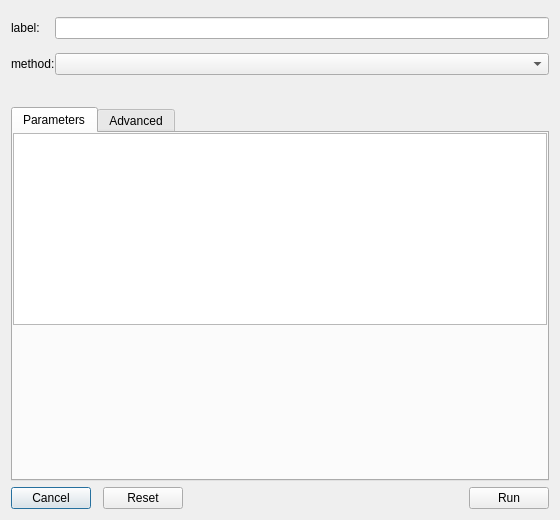
This is src/EmbeddingsArea/ui/new_clusters_dialog.ui in eidora-desktop/EIDORA as Qt 5 draws it before an edit. The edited form follows.
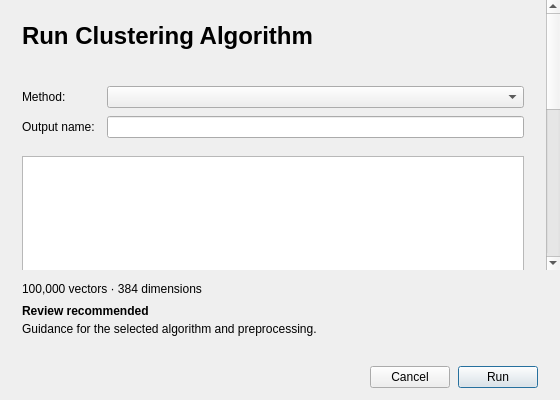
This is the edited form.

```diff
--- a/src/EmbeddingsArea/ui/new_clusters_dialog.ui
+++ b/src/EmbeddingsArea/ui/new_clusters_dialog.ui
@@ -7,24 +7,24 @@
     <x>0</x>
     <y>0</y>
     <width>560</width>
-    <height>520</height>
+    <height>400</height>
    </rect>
   </property>
   <property name="minimumSize">
    <size>
-    <width>560</width>
-    <height>520</height>
+    <width>420</width>
+    <height>0</height>
    </size>
   </property>
   <property name="windowTitle">
    <string>Run Clustering Algorithm</string>
   </property>
-  <layout class="QVBoxLayout" name="layout_settings">
-   <item>
-    <widget class="QWidget" name="widget" native="true">
-     <layout class="QVBoxLayout" name="verticalLayout">
+  <property name="surfaceRole" stdset="0">
+   <string>panel</string>
+  </property>
+  <layout class="QVBoxLayout" name="layout_dialog" stretch="1,0">
       <property name="spacing">
-       <number>6</number>
+    <number>0</number>
       </property>
       <property name="leftMargin">
        <number>0</number>
@@ -39,107 +39,81 @@
        <number>0</number>
       </property>
       <item>
-       <widget class="QWidget" name="widget" native="true">
-        <layout class="QHBoxLayout" name="horizontalLayout">
-         <property name="spacing">
-          <number>6</number>
-         </property>
-         <property name="leftMargin">
-          <number>0</number>
-         </property>
-         <property name="topMargin">
-          <number>0</number>
-         </property>
-         <property name="rightMargin">
-          <number>0</number>
-         </property>
-         <property name="bottomMargin">
-          <number>0</number>
-         </property>
-        </layout>
-       </widget>
-      </item>
-      <item>
-       <widget class="QWidget" name="widget" native="true">
-        <layout class="QVBoxLayout" name="verticalLayout_4">
+    <widget class="QScrollArea" name="scroll_clusters_form">
+     <property name="frameShape">
+      <enum>QFrame::Shape::NoFrame</enum>
+     </property>
+     <property name="widgetResizable">
+      <bool>true</bool>
+     </property>
+     <widget class="QWidget" name="panel_clusters_form">
+      <property name="surfaceRole" stdset="0">
+       <string>panel</string>
+      </property>
+      <layout class="QVBoxLayout" name="layout_clusters_form">
          <property name="spacing">
-          <number>0</number>
+        <number>18</number>
          </property>
          <property name="leftMargin">
-          <number>0</number>
+        <number>22</number>
          </property>
          <property name="topMargin">
-          <number>0</number>
+        <number>22</number>
          </property>
          <property name="rightMargin">
-          <number>0</number>
+        <number>22</number>
          </property>
          <property name="bottomMargin">
-          <number>12</number>
+        <number>22</number>
          </property>
          <item>
-          <layout class="QGridLayout" name="gridLayout">
-           <item row="0" column="0">
-            <widget class="QLabel" name="label_label">
-             <property name="text">
-              <string>label:</string>
-             </property>
-            </widget>
-           </item>
-           <item row="0" column="1">
-            <widget class="QLineEdit" name="edit_name"/>
-           </item>
-           <item row="1" column="1">
-            <widget class="QLabel" name="label_error">
+        <layout class="QVBoxLayout" name="layout_clusters_heading">
+         <property name="spacing">
+          <number>4</number>
+         </property>
+         <item>
+          <widget class="QLabel" name="label_clusters_title">
              <property name="font">
               <font>
-               <italic>true</italic>
-              </font>
-             </property>
-             <property name="styleSheet">
-              <string notr="true">color: red</string>
-             </property>
-             <property name="alignment">
-              <set>Qt::AlignmentFlag::AlignRight|Qt::AlignmentFlag::AlignTop|Qt::AlignmentFlag::AlignTrailing</set>
+             <pointsize>18</pointsize>
+             <bold>true</bold>
+            </font>
+           </property>
+           <property name="text">
+            <string>Run Clustering Algorithm</string>
              </property>
              <property name="wordWrap">
               <bool>true</bool>
              </property>
             </widget>
-           </item>
-           <item row="2" column="0">
-            <widget class="QLabel" name="label_method">
-             <property name="text">
-              <string>method:</string>
-             </property>
-            </widget>
-           </item>
-           <item row="2" column="1">
-            <widget class="QComboBox" name="combo_method">
-            </widget>
-           </item>
-          </layout>
          </item>
          <item>
           <widget class="QLabel" name="label_description">
            <property name="wordWrap">
             <bool>true</bool>
            </property>
+           <property name="textRole" stdset="0">
+            <string>secondary</string>
+           </property>
+           <property name="textFormat">
+            <enum>Qt::TextFormat::PlainText</enum>
+           </property>
           </widget>
          </item>
         </layout>
-       </widget>
       </item>
       <item>
-       <widget class="QTabWidget" name="tabWidget">
-        <property name="currentIndex">
-         <number>0</number>
-        </property>
-        <widget class="QWidget" name="tab_parameters">
-         <attribute name="title">
-          <string>Parameters</string>
-         </attribute>
-         <layout class="QVBoxLayout" name="verticalLayout_2">
+        <widget class="QWidget" name="panel_processing">
+         <layout class="QFormLayout" name="layout_processing">
+          <property name="fieldGrowthPolicy">
+           <enum>QFormLayout::FieldGrowthPolicy::AllNonFixedFieldsGrow</enum>
+          </property>
+          <property name="horizontalSpacing">
+           <number>12</number>
+          </property>
+          <property name="verticalSpacing">
+           <number>8</number>
+          </property>
           <property name="leftMargin">
            <number>0</number>
           </property>
@@ -152,7 +126,36 @@
           <property name="bottomMargin">
            <number>0</number>
           </property>
-          <item alignment="Qt::AlignmentFlag::AlignTop">
+          <item row="0" column="0">
+           <widget class="QLabel" name="label_method">
+            <property name="text">
+             <string>Method:</string>
+            </property>
+            <property name="buddy">
+             <cstring>combo_method</cstring>
+            </property>
+           </widget>
+          </item>
+          <item row="0" column="1">
+           <widget class="QComboBox" name="combo_method" />
+          </item>
+          <item row="1" column="0">
+           <widget class="QLabel" name="label_label">
+            <property name="text">
+             <string>Output name:</string>
+            </property>
+            <property name="buddy">
+             <cstring>edit_name</cstring>
+            </property>
+           </widget>
+          </item>
+          <item row="1" column="1">
+           <widget class="QLineEdit" name="edit_name" />
+          </item>
+         </layout>
+        </widget>
+       </item>
+       <item>
            <widget class="QTableWidget" name="table_basic">
             <property name="sizePolicy">
              <sizepolicy hsizetype="Expanding" vsizetype="Expanding">
@@ -186,13 +189,61 @@
             </attribute>
            </widget>
           </item>
-         </layout>
-        </widget>
-        <widget class="QWidget" name="tab_advanced">
-         <attribute name="title">
-          <string>Advanced</string>
-         </attribute>
-         <layout class="QVBoxLayout" name="verticalLayout_3">
+       <item>
+        <layout class="QHBoxLayout" name="layout_parameter_actions">
+         <item>
+          <widget class="QToolButton" name="button_advanced_settings">
+           <property name="text">
+            <string>Advanced parameters</string>
+           </property>
+           <property name="checkable">
+            <bool>true</bool>
+           </property>
+           <property name="toolButtonStyle">
+            <enum>Qt::ToolButtonStyle::ToolButtonTextBesideIcon</enum>
+           </property>
+           <property name="autoRaise">
+            <bool>true</bool>
+           </property>
+           <property name="arrowType">
+            <enum>Qt::ArrowType::RightArrow</enum>
+           </property>
+          </widget>
+         </item>
+         <item>
+          <spacer name="spacer_parameter_actions">
+           <property name="orientation">
+            <enum>Qt::Orientation::Horizontal</enum>
+           </property>
+           <property name="sizeHint">
+            <size>
+             <width>40</width>
+             <height>20</height>
+            </size>
+           </property>
+          </spacer>
+         </item>
+         <item>
+          <widget class="QPushButton" name="button_defaults">
+           <property name="text">
+            <string>Reset defaults</string>
+           </property>
+           <property name="autoDefault">
+            <bool>false</bool>
+           </property>
+           <property name="toolTip">
+            <string>Restore method and preprocessing defaults.</string>
+           </property>
+          </widget>
+         </item>
+        </layout>
+       </item>
+       <item>
+        <widget class="QWidget" name="panel_advanced_settings">
+         <layout class="QVBoxLayout" name="layout_advanced_settings">
+          <property name="spacing">
+           <number>18</number>
+          </property>
           <property name="leftMargin">
            <number>0</number>
           </property>
@@ -239,93 +290,211 @@
             </attribute>
            </widget>
           </item>
-         </layout>
-        </widget>
+          <item>
+           <widget class="QWidget" name="panel_cpu_usage">
+            <property name="toolTip">
+             <string>Saved globally for future clustering runs. This limits CPU threads, not measured CPU utilization.</string>
+            </property>
+            <layout class="QFormLayout" name="layout_cpu_usage">
+             <property name="fieldGrowthPolicy">
+              <enum>QFormLayout::FieldGrowthPolicy::AllNonFixedFieldsGrow</enum>
+             </property>
+             <item row="0" column="0">
+              <widget class="QLabel" name="label_cpu_usage">
+               <property name="text">
+                <string>CPU usage:</string>
+               </property>
+               <property name="buddy">
+                <cstring>combo_cpu_usage</cstring>
+               </property>
+              </widget>
+             </item>
+             <item row="0" column="1">
+              <widget class="QComboBox" name="combo_cpu_usage">
+               <property name="currentIndex">
+                <number>2</number>
+               </property>
+               <item>
+                <property name="text">
+                 <string>Low (25%)</string>
+                </property>
+               </item>
+               <item>
+                <property name="text">
+                 <string>Middle (50%)</string>
+                </property>
+               </item>
+               <item>
+                <property name="text">
+                 <string>High (75%)</string>
+                </property>
+               </item>
+               <item>
+                <property name="text">
+                 <string>Maximum (100%)</string>
+                </property>
+               </item>
+              </widget>
+             </item>
+             <item row="1" column="1">
+              <widget class="QLabel" name="label_cpu_allocation">
+               <property name="text">
+                <string>Available CPU threads</string>
+               </property>
+               <property name="wordWrap">
+                <bool>true</bool>
+               </property>
+               <property name="textRole" stdset="0">
+                <string>secondary</string>
+               </property>
+              </widget>
+             </item>
+             <property name="leftMargin">
+              <number>0</number>
+             </property>
+             <property name="topMargin">
+              <number>0</number>
+             </property>
+             <property name="rightMargin">
+              <number>0</number>
+             </property>
+             <property name="bottomMargin">
+              <number>0</number>
+             </property>
+             <property name="horizontalSpacing">
+              <number>12</number>
+             </property>
+             <property name="verticalSpacing">
+              <number>8</number>
+             </property>
+            </layout>
+           </widget>
+          </item>
+         </layout>
        </widget>
       </item>
      </layout>
     </widget>
+    </widget>
    </item>
    <item>
-    <widget class="QWidget" name="widget" native="true">
-     <property name="sizePolicy">
-      <sizepolicy hsizetype="Expanding" vsizetype="Fixed">
-       <horstretch>0</horstretch>
-       <verstretch>0</verstretch>
-      </sizepolicy>
+    <widget class="QWidget" name="panel_footer">
+     <property name="surfaceRole" stdset="0">
+      <string>area</string>
      </property>
-     <layout class="QHBoxLayout" name="layout_run">
+     <layout class="QVBoxLayout" name="layout_footer">
       <property name="spacing">
-       <number>12</number>
+       <number>8</number>
       </property>
       <property name="leftMargin">
-       <number>0</number>
+       <number>22</number>
       </property>
       <property name="topMargin">
-       <number>0</number>
+       <number>12</number>
       </property>
       <property name="rightMargin">
-       <number>0</number>
+       <number>22</number>
       </property>
       <property name="bottomMargin">
-       <number>0</number>
+       <number>12</number>
       </property>
+      <item>
+       <widget class="QLabel" name="label_input_summary">
+        <property name="text">
+         <string>100,000 vectors · 384 dimensions</string>
+        </property>
+        <property name="textFormat">
+         <enum>Qt::TextFormat::PlainText</enum>
+        </property>
+        <property name="wordWrap">
+         <bool>true</bool>
+        </property>
+       </widget>
+      </item>
+      <item>
+       <widget class="QWidget" name="panel_clustering_guidance" native="true">
+        <layout class="QVBoxLayout" name="layout_clustering_guidance">
+         <property name="spacing"><number>4</number></property>
+         <property name="leftMargin"><number>0</number></property>
+         <property name="topMargin"><number>0</number></property>
+         <property name="rightMargin"><number>0</number></property>
+         <property name="bottomMargin"><number>0</number></property>
+         <item>
+          <widget class="QLabel" name="label_guidance_title">
+           <property name="font"><font><bold>true</bold></font></property>
+           <property name="text"><string>Review recommended</string></property>
+           <property name="textFormat"><enum>Qt::TextFormat::PlainText</enum></property>
+           <property name="wordWrap"><bool>true</bool></property>
+           <property name="textRole" stdset="0"><string>primary</string></property>
+          </widget>
+         </item>
+         <item>
+          <widget class="QLabel" name="label_guidance_note">
+           <property name="text"><string>Guidance for the selected algorithm and preprocessing.</string></property>
+           <property name="textFormat"><enum>Qt::TextFormat::PlainText</enum></property>
+           <property name="wordWrap"><bool>true</bool></property>
+          </widget>
+         </item>
+        </layout>
+       </widget>
+      </item>
+      <item>
+       <widget class="QLabel" name="label_error">
+        <property name="text">
+         <string />
+        </property>
+        <property name="wordWrap">
+         <bool>true</bool>
+        </property>
+        <property name="textFormat">
+         <enum>Qt::TextFormat::PlainText</enum>
+        </property>
+        <property name="textRole" stdset="0">
+         <string>error</string>
+        </property>
+       </widget>
+      </item>
+      <item>
+       <layout class="QHBoxLayout" name="layout_buttons">
+        <property name="spacing">
+         <number>8</number>
+        </property>
+        <item>
+         <spacer name="spacer_buttons">
+          <property name="orientation">
+           <enum>Qt::Orientation::Horizontal</enum>
+          </property>
+          <property name="sizeHint" stdset="0">
+           <size>
+            <width>20</width>
+            <height>0</height>
+           </size>
+          </property>
+         </spacer>
+        </item>
       <item>
        <widget class="QPushButton" name="button_close">
-        <property name="sizePolicy">
-         <sizepolicy hsizetype="Fixed" vsizetype="Fixed">
-          <horstretch>0</horstretch>
-          <verstretch>0</verstretch>
-         </sizepolicy>
-        </property>
         <property name="text">
          <string>Cancel</string>
         </property>
-       </widget>
-      </item>
-      <item>
-       <widget class="QPushButton" name="button_defaults">
-        <property name="toolTip">
-         <string>Restore method defaults</string>
-        </property>
-        <property name="sizePolicy">
-         <sizepolicy hsizetype="Fixed" vsizetype="Fixed">
-          <horstretch>0</horstretch>
-          <verstretch>0</verstretch>
-         </sizepolicy>
-        </property>
-        <property name="text">
-         <string>Reset</string>
-        </property>
-       </widget>
-      </item>
-      <item>
-       <spacer name="horizontalSpacer">
-        <property name="orientation">
-         <enum>Qt::Orientation::Horizontal</enum>
-        </property>
-        <property name="sizeHint" stdset="0">
-         <size>
-          <width>40</width>
-          <height>20</height>
-         </size>
-        </property>
-       </spacer>
-      </item>
+          <property name="autoDefault">
+           <bool>false</bool>
+          </property>
+         </widget>
+        </item>
       <item>
        <widget class="QPushButton" name="button_run">
-        <property name="sizePolicy">
-         <sizepolicy hsizetype="Fixed" vsizetype="Fixed">
-          <horstretch>0</horstretch>
-          <verstretch>0</verstretch>
-         </sizepolicy>
-        </property>
         <property name="text">
          <string>Run</string>
         </property>
+          <property name="default">
+           <bool>true</bool>
+          </property>
        </widget>
       </item>
      </layout>
+      </item>
+     </layout>
     </widget>
    </item>
   </layout>
```
Left out of the diff: 23 changed lines with no effect on the pictures. Lines whose indentation alone changed are shown as unchanged.
